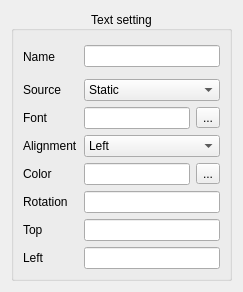
Above: HoruxCardDesigner/textsetting.ui from BackupTheBerlios/horux-svn before the change. Below: the same form after it.
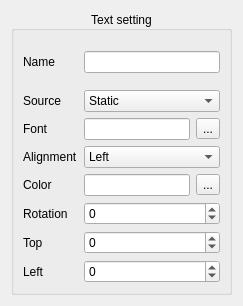
That is the form after the change.

Commit message: change textedit by spinbox some parameters

What changed in the file:
```diff
--- a/HoruxCardDesigner/textsetting.ui
+++ b/HoruxCardDesigner/textsetting.ui
@@ -7,7 +7,7 @@
     <x>0</x>
     <y>0</y>
     <width>243</width>
-    <height>292</height>
+    <height>306</height>
    </rect>
   </property>
   <property name="maximumSize">
@@ -132,9 +132,6 @@
         </property>
        </widget>
       </item>
-      <item row="6" column="1">
-       <widget class="QLineEdit" name="rotation"/>
-      </item>
       <item row="7" column="0">
        <widget class="QLabel" name="label_7">
         <property name="text">
@@ -145,9 +142,6 @@
         </property>
        </widget>
       </item>
-      <item row="7" column="1">
-       <widget class="QLineEdit" name="top"/>
-      </item>
       <item row="8" column="0">
        <widget class="QLabel" name="label_8">
         <property name="text">
@@ -158,9 +152,6 @@
         </property>
        </widget>
       </item>
-      <item row="8" column="1">
-       <widget class="QLineEdit" name="left"/>
-      </item>
       <item row="2" column="0">
        <widget class="QLabel" name="label_2">
         <property name="text">
@@ -182,6 +173,45 @@
         </item>
        </widget>
       </item>
+      <item row="6" column="1">
+       <widget class="QSpinBox" name="rotation">
+        <property name="minimum">
+         <number>-360</number>
+        </property>
+        <property name="maximum">
+         <number>360</number>
+        </property>
+        <property name="singleStep">
+         <number>5</number>
+        </property>
+       </widget>
+      </item>
+      <item row="7" column="1">
+       <widget class="QSpinBox" name="top">
+        <property name="minimum">
+         <number>-300</number>
+        </property>
+        <property name="maximum">
+         <number>300</number>
+        </property>
+        <property name="singleStep">
+         <number>5</number>
+        </property>
+       </widget>
+      </item>
+      <item row="8" column="1">
+       <widget class="QSpinBox" name="left">
+        <property name="minimum">
+         <number>-300</number>
+        </property>
+        <property name="maximum">
+         <number>300</number>
+        </property>
+        <property name="singleStep">
+         <number>5</number>
+        </property>
+       </widget>
+      </item>
      </layout>
     </widget>
    </item>
```
Left out of the diff: 9 changed lines with no effect on the pictures. The commit also changes 4 other files.
